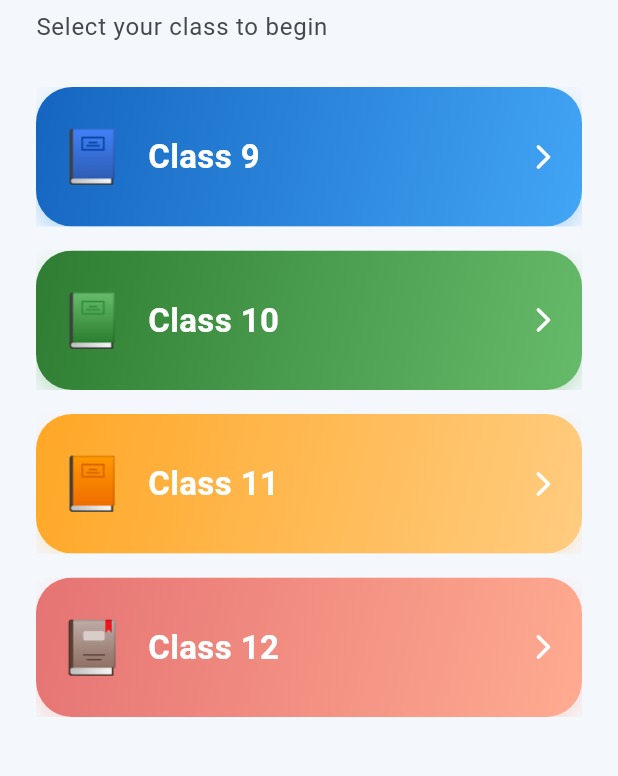
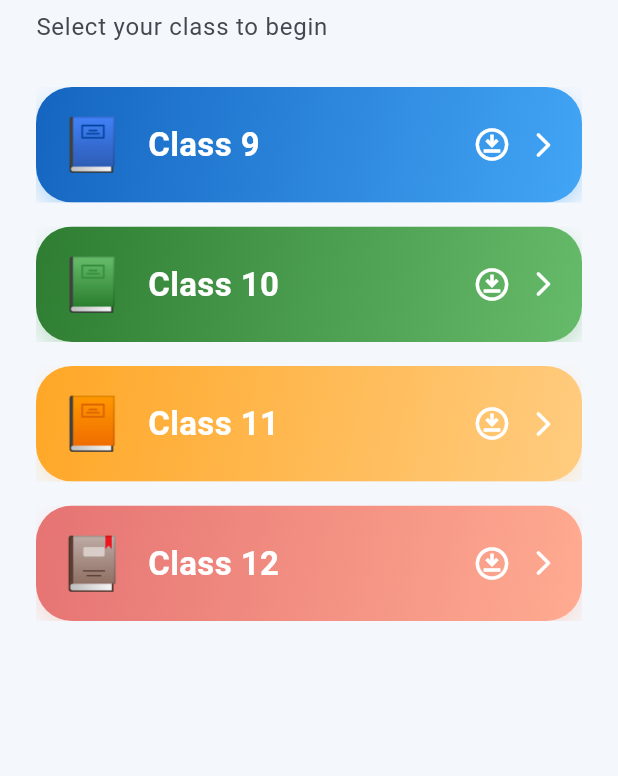
Before and after one commit to ironclaw56/math, a Flutter app: the screen it shows after launch, on a phone screen of 412 x 824 dp, the part 288-1064 px from its top. Run offline on Flutter 3.47's test engine with Material 3 defaults, Android fonts, the phone set to English and light mode, and no system bars; missing offline and left inert: syncfusion_flutter_pdfviewer.

Commit message:
Add download button to ClassButton widget
Added an optional download button to the ClassButton widget, allowing users to download PDFs for the class. Adjusted padding for better layout.

```diff
--- a/lib/widgets/class_button.dart
+++ b/lib/widgets/class_button.dart
@@ -9,12 +9,17 @@ class ClassButton extends StatelessWidget {
   final List<Color> gradientColors;
   final VoidCallback onTap;
 
+  /// Optional — shows a small download icon on the button. Tapping it
+  /// downloads all PDFs for this class without opening the class.
+  final VoidCallback? onDownloadTap;
+
   const ClassButton({
     super.key,
     required this.emoji,
     required this.label,
     required this.gradientColors,
     required this.onTap,
+    this.onDownloadTap,
   });
 
   @override
@@ -44,7 +49,7 @@ class ClassButton extends StatelessWidget {
             ],
           ),
           child: Padding(
-            padding: const EdgeInsets.symmetric(vertical: 22, horizontal: 16),
+            padding: const EdgeInsets.symmetric(vertical: 14, horizontal: 16),
             child: Row(
               children: [
                 Text(emoji, style: const TextStyle(fontSize: 34)),
@@ -59,6 +64,16 @@ class ClassButton extends StatelessWidget {
                     ),
                   ),
                 ),
+                if (onDownloadTap != null)
+                  IconButton(
+                    tooltip: 'Download all PDFs',
+                    icon: const Icon(
+                      Icons.download_for_offline_outlined,
+                      color: Colors.white,
+                      size: 26,
+                    ),
+                    onPressed: onDownloadTap,
+                  ),
                 const Icon(Icons.arrow_forward_ios_rounded,
                     color: Colors.white, size: 20),
               ],
```
